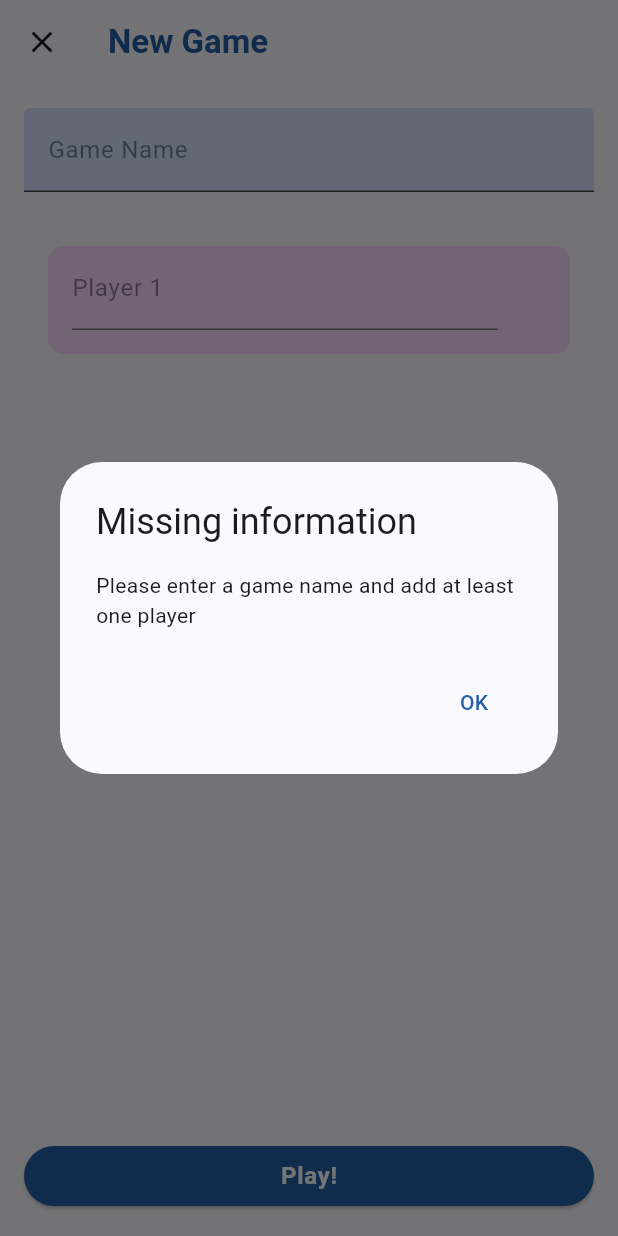
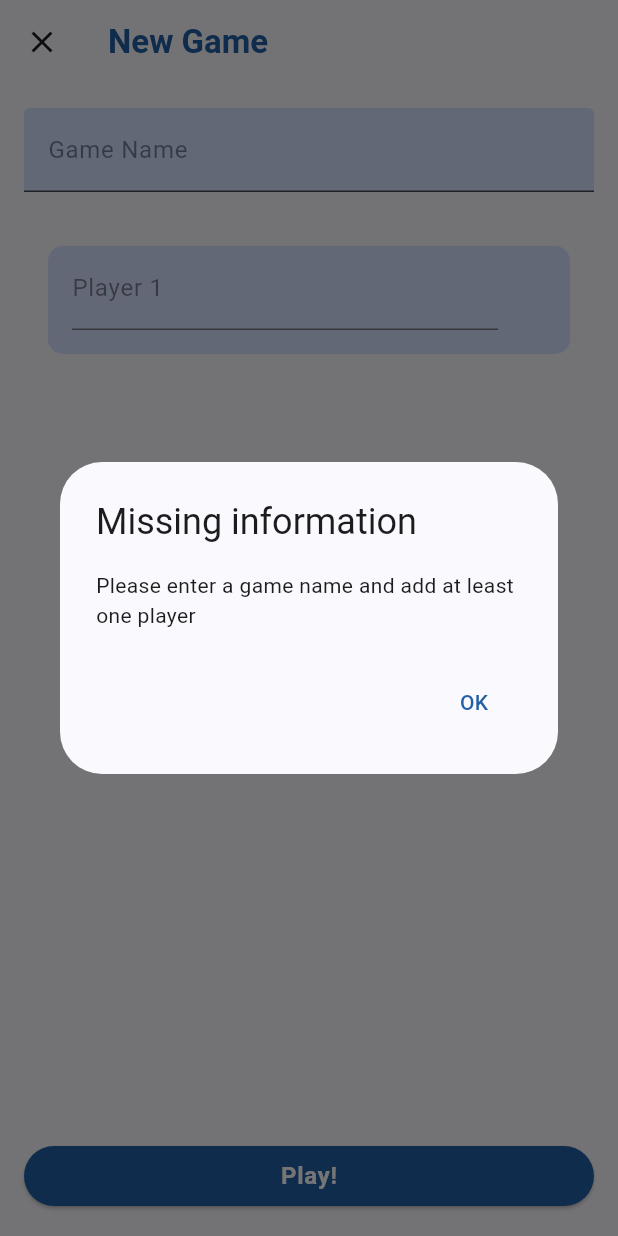
Before and after one commit to Peetee06/ScoreScribe, a Flutter app: the NewGameScreen screen opened directly, after a tap on "Play!", on a phone screen of 412 x 824 dp. Run offline on Flutter 3.47's test engine with Material 2 defaults, Android fonts, the phone set to English and light mode, and no system bars; our stand-ins replace custom_refresh_indicator, flutter_riverpod, sqflite; missing offline and left inert: linked_scroll_controller; accounts and stored records are empty.

Commit message:
Change more colors

```diff
--- a/lib/screens/new_game.dart
+++ b/lib/screens/new_game.dart
@@ -197,7 +197,7 @@ class _NewGameScreenState extends ConsumerState<NewGameScreen> {
                     padding: const EdgeInsets.only(left: 16.0),
                     decoration: BoxDecoration(
                       borderRadius: BorderRadius.circular(10.0),
-                      color: Theme.of(context).colorScheme.tertiaryContainer,
+                      color: Theme.of(context).colorScheme.primaryContainer,
                     ),
                     child: Row(
                       children: [
@@ -208,9 +208,6 @@ class _NewGameScreenState extends ConsumerState<NewGameScreen> {
                             ),
                             decoration: BoxDecoration(
                               borderRadius: BorderRadius.circular(10.0),
-                              color: Theme.of(context)
-                                  .colorScheme
-                                  .tertiaryContainer,
                             ),
                             child: TextField(
                               controller: controller,
@@ -221,7 +218,7 @@ class _NewGameScreenState extends ConsumerState<NewGameScreen> {
                                   .copyWith(
                                     color: Theme.of(context)
                                         .colorScheme
-                                        .onTertiaryContainer,
+                                        .onPrimaryContainer,
                                   ),
                               decoration: InputDecoration(
                                 labelText: 'Player ${index + 1}',
```
Also changed, not shown: lib/screens/scoreboard.dart (+10 -2 lines).
